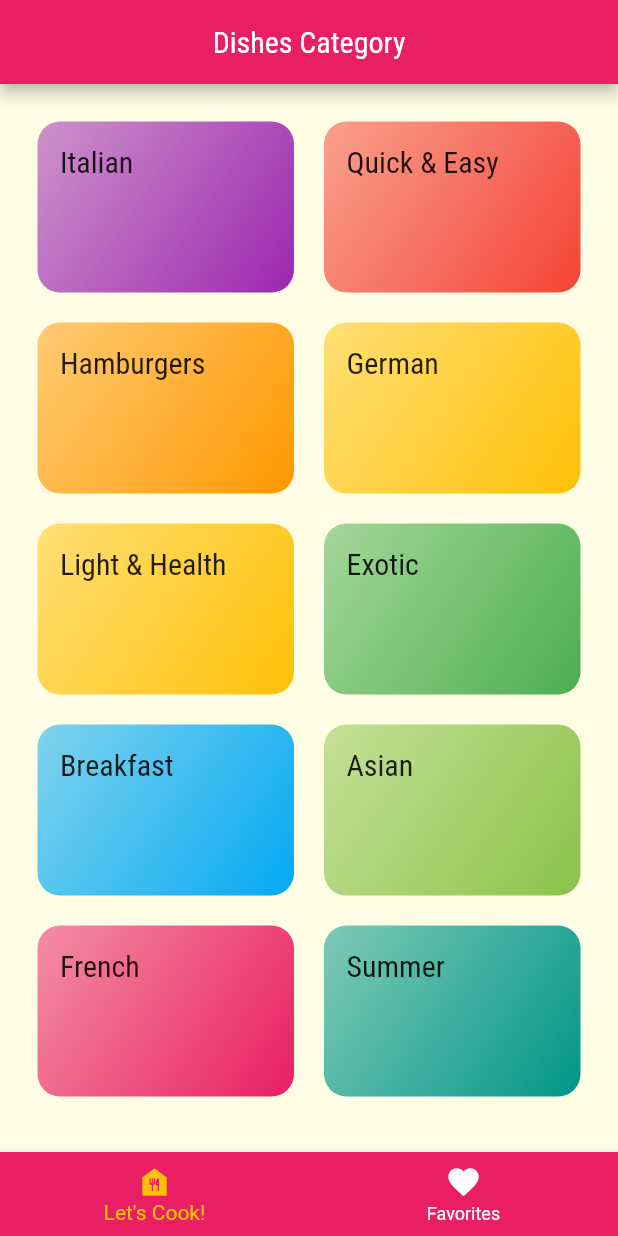
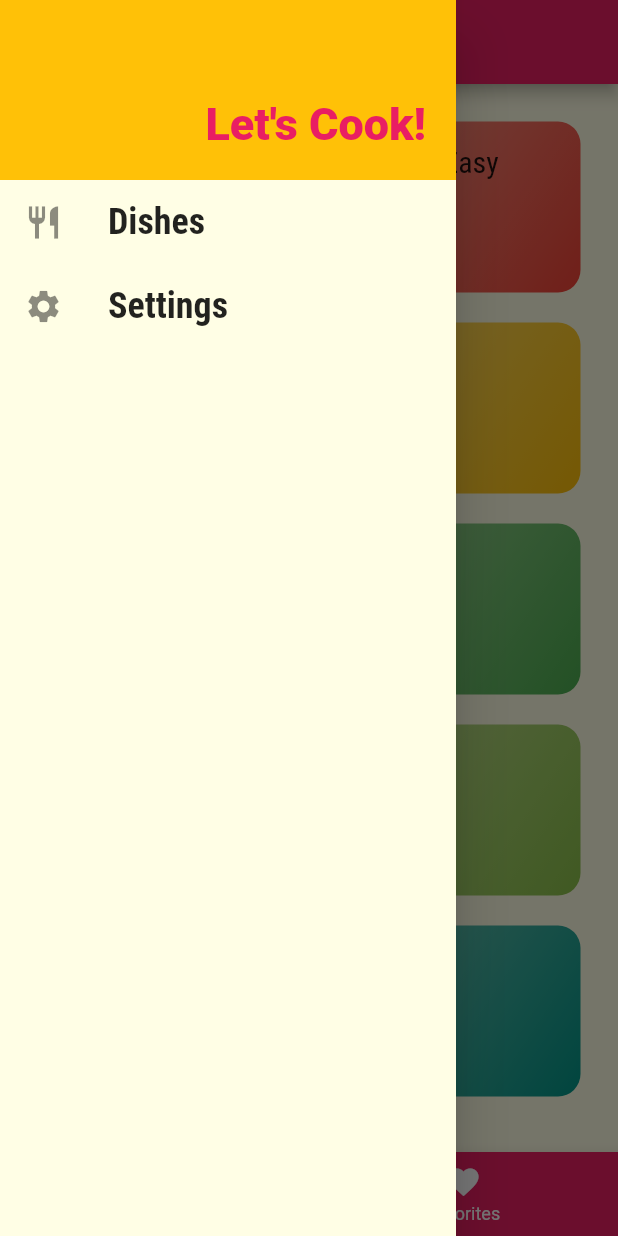
Before and after one commit to edvaldoperreira/meals, a Flutter app: the screen it shows after launch, with the side drawer open (before the commit the screen has no drawer), on a phone screen of 412 x 824 dp. Run offline on Flutter 3.47's test engine with Material 2 defaults, Android fonts, the phone set to English and light mode, and no system bars.

Commit message:
Creating settings page and adding a drawer

```diff
--- a/lib/components/category_item.dart
+++ b/lib/components/category_item.dart
@@ -15,7 +15,7 @@ class CategoryItem extends StatelessWidget {
     // ));
     Navigator.of(context).pushNamed(
       //'/categories-meals',
-      Routes.categoriesDishes,
+      AppRoutes.categoriesDishes,
       arguments: category,
     );
   }
--- a/lib/components/dish_item.dart
+++ b/lib/components/dish_item.dart
@@ -7,7 +7,7 @@ class DishItem extends StatelessWidget {
   const DishItem(this.dish, {Key? key}) : super(key: key);
 
   void _selectdish(BuildContext context) {
-    Navigator.of(context).pushNamed(Routes.dishDetail, arguments: dish);
+    Navigator.of(context).pushNamed(AppRoutes.dishDetail, arguments: dish);
   }
 
   @override
--- /dev/null
+++ b/lib/components/main_drawer.dart
@@ -0,0 +1,58 @@
+import 'package:flutter/material.dart';
+
+import '../utils/routes.dart';
+
+class MainDrawer extends StatelessWidget {
+  const MainDrawer({Key? key}) : super(key: key);
+
+  Widget _createItem(IconData icon, String label, Function() onTap) {
+    return ListTile(
+      leading: Icon(
+        icon,
+        size: 26,
+      ),
+      title: Text(
+        label,
+        style: const TextStyle(
+            fontFamily: 'RobotoCondensed',
+            fontSize: 24,
+            fontWeight: FontWeight.bold),
+      ),
+      onTap: onTap,
+    );
+  }
+
+  @override
+  Widget build(BuildContext context) {
+    return Drawer(
+      child: Column(
+        children: [
+          Container(
+            height: 120,
+            width: double.infinity,
+            padding: const EdgeInsets.all(20),
+            color: Theme.of(context).colorScheme.secondary,
+            alignment: Alignment.bottomRight,
+            child: Text(
+              "Let's Cook!",
+              style: TextStyle(
+                  fontWeight: FontWeight.w900,
+                  fontSize: 30,
+                  color: Theme.of(context).primaryColor),
+            ),
+          ),
+          _createItem(
+            Icons.restaurant,
+            'Dishes',
+            () => Navigator.of(context).pushNamed(AppRoutes.home),
+          ),
+          _createItem(
+            Icons.settings,
+            'Settings',
+            () => Navigator.of(context).pushNamed(AppRoutes.settings),
+          ),
+        ],
+      ),
+    );
+  }
+}
--- a/lib/main.dart
+++ b/lib/main.dart
@@ -1,4 +1,5 @@
 import 'package:flutter/material.dart';
+import 'package:meals/pages/settings_page.dart';
 import 'package:meals/pages/tabs_page.dart';
 import 'pages/categories_dishes_page.dart';
 import 'pages/categories_page.dart';
@@ -36,9 +37,10 @@ class MyApp extends StatelessWidget {
       //home: const CategoriesPage(),
       //initialRoute: '/',
       routes: {
-        Routes.home: (context) => const TabsPage(),
-        Routes.categoriesDishes: (context) => const CategoriesDishesPage(),
-        Routes.dishDetail: (context) => const DishDetailPage()
+        AppRoutes.home: (context) => const TabsPage(),
+        AppRoutes.categoriesDishes: (context) => const CategoriesDishesPage(),
+        AppRoutes.dishDetail: (context) => const DishDetailPage(),
+        AppRoutes.settings: (context) => const SettingsPage()
       },
       onUnknownRoute: (settings) {
         return MaterialPageRoute(builder: (_) {
--- /dev/null
+++ b/lib/pages/settings_page.dart
@@ -0,0 +1,15 @@
+import 'package:flutter/material.dart';
+
+class SettingsPage extends StatelessWidget {
+  const SettingsPage({Key? key}) : super(key: key);
+
+  @override
+  Widget build(BuildContext context) {
+    return Scaffold(
+      appBar: AppBar(
+        title: const Text('Settings'),
+      ),
+      body: const Center(child: Text("Settings")),
+    );
+  }
+}
--- a/lib/pages/tabs_page.dart
+++ b/lib/pages/tabs_page.dart
@@ -1,4 +1,5 @@
 import 'package:flutter/material.dart';
+import 'package:meals/components/main_drawer.dart';
 import 'package:meals/pages/categories_page.dart';
 import 'package:meals/pages/favorites_page.dart';
 
@@ -30,6 +31,7 @@ class _TabsPageState extends State<TabsPage> {
         title:
             Center(child: Text(_pages[_selectedTabIndex]['title'] as String)),
       ),
+      drawer: MainDrawer(),
       body: _pages[_selectedTabIndex]['Page'] as Widget,
       bottomNavigationBar: BottomNavigationBar(
         onTap: _selectPage,
--- a/lib/utils/routes.dart
+++ b/lib/utils/routes.dart
@@ -1,5 +1,6 @@
-class Routes {
+class AppRoutes {
   static const home = '/';
   static const categoriesDishes = '/categories-dishes';
   static const dishDetail = 'dish-detail';
+  static const settings = 'settings';
 }
```
